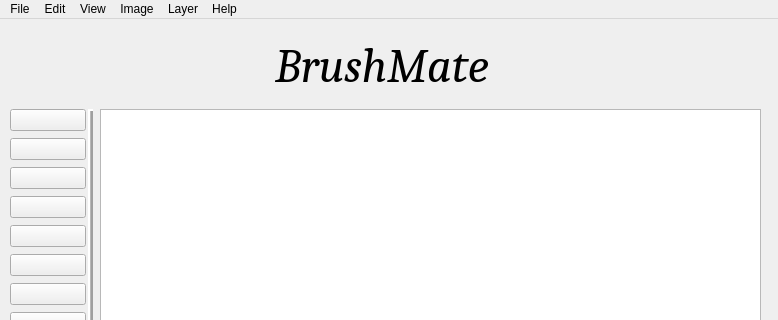
dosa15/BrushMate, file BrushMateTM.ui: the form before one commit; both pictures show x 0 to 778 and y 0 to 320 of the 778 by 826 pixel window.
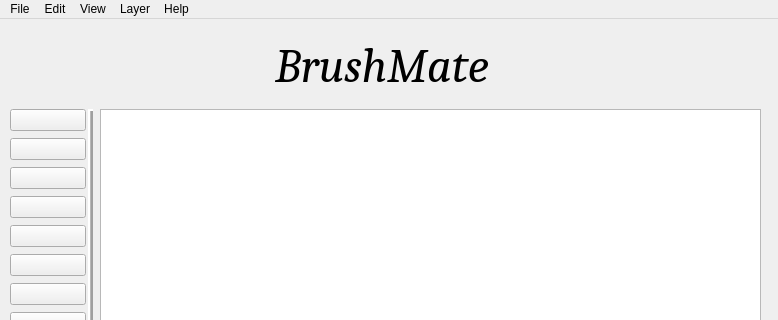
The form after the commit. Icons and pictures are not drawn.

Commit message: Summary (required)

```diff
--- a/BrushMateTM.ui
+++ b/BrushMateTM.ui
@@ -379,11 +379,6 @@
      <string>View</string>
     </property>
    </widget>
-   <widget class="QMenu" name="menuImage">
-    <property name="title">
-     <string>Image</string>
-    </property>
-   </widget>
    <widget class="QMenu" name="menuLayer">
     <property name="title">
      <string>Layer</string>
@@ -399,7 +394,6 @@
    <addaction name="menuFile"/>
    <addaction name="menuEdit"/>
    <addaction name="menuView"/>
-   <addaction name="menuImage"/>
    <addaction name="menuLayer"/>
    <addaction name="menuHelp"/>
   </widget>
```
The commit also changes 1 other file.
